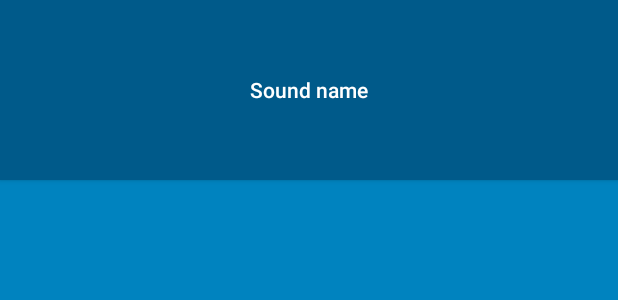
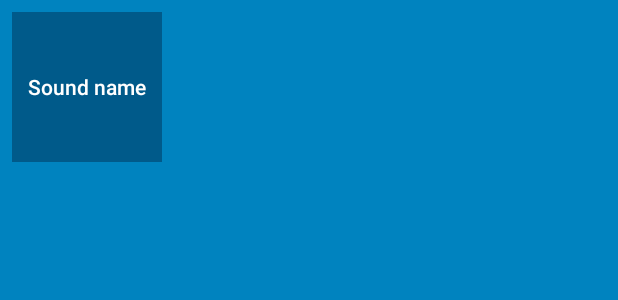
Before and after one commit to MoeRookie/BeatBox, an Android app: the layout list_item_sound.xml on its own in the app's theme, with its tools: preview values and no code run, on a phone screen of 412 x 824 dp. Shown: the top 300 px of the screen. Run offline under Robolectric (Android 15) with nearby library versions, the phone set to English and light mode, and no system bars.

Commit message:
添加按钮间间隔,统一按钮样式

```diff
--- a/app/src/main/res/layout/list_item_sound.xml
+++ b/app/src/main/res/layout/list_item_sound.xml
@@ -1,8 +1,13 @@
 <?xml version="1.0" encoding="utf-8"?>
-<Button xmlns:android="http://schemas.android.com/apk/res/android"
-    android:id="@+id/list_item_sound_button"
-    android:layout_width="match_parent"
-    android:layout_height="120dp"
-    android:textAllCaps="false"
-    android:text="Sound name">
-</Button>
+<FrameLayout xmlns:android="http://schemas.android.com/apk/res/android"
+    android:layout_width="wrap_content"
+    android:layout_height="wrap_content"
+    android:layout_margin="8dp">
+    <Button
+        android:id="@+id/list_item_sound_button"
+        android:layout_width="100dp"
+        android:layout_height="100dp"
+        android:textAllCaps="false"
+        android:text="Sound name">
+    </Button>
+</FrameLayout>
```
